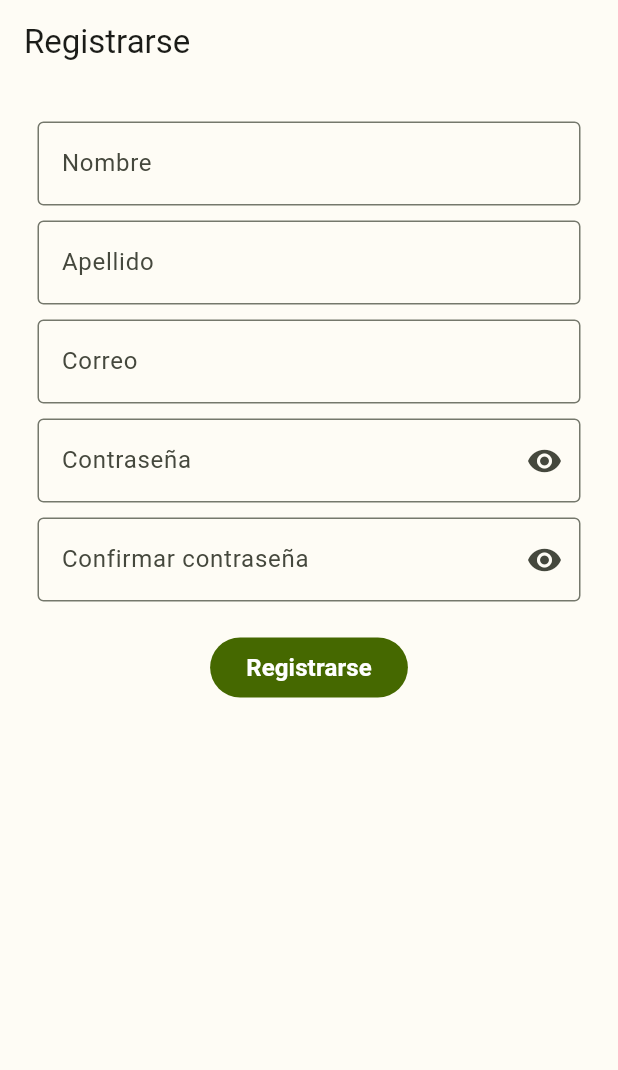
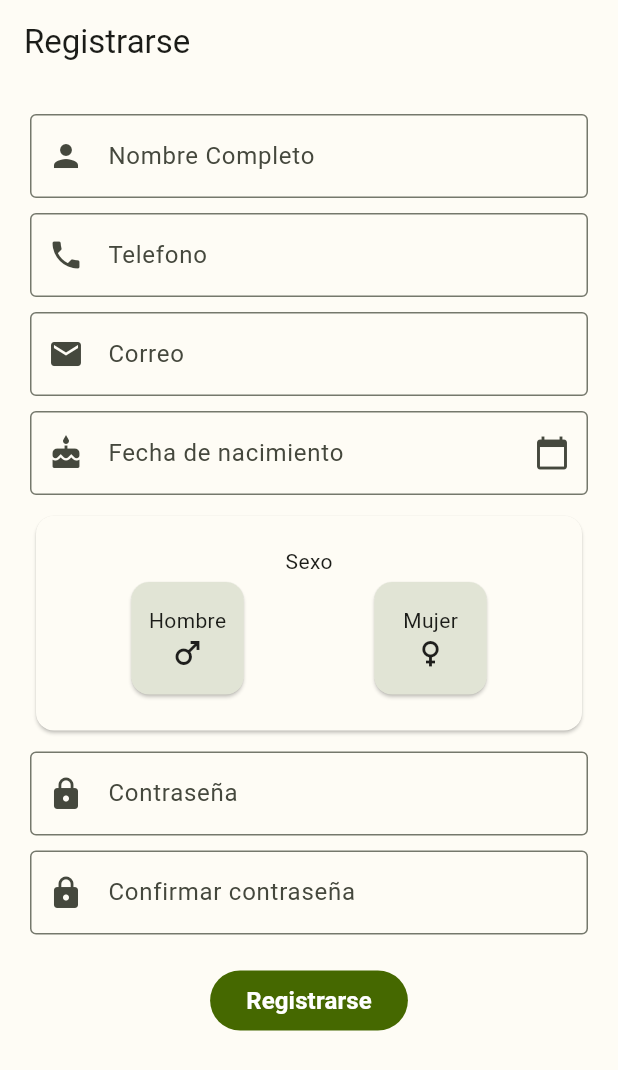
Before and after one commit to GymTecProject/gym-tec-app, a Flutter app: the RegisterPage screen opened by its route, on a phone screen of 412 x 824 dp. Shown: the top 1070 px of the screen. Run offline on Flutter 3.47's test engine with Material 2 defaults, Android fonts, the phone set to English and light mode, and no system bars; our stand-ins replace cloud_firestore, firebase_auth, firebase_core, flutter_svg, go_router; accounts and stored records are empty.

Commit message:
Register form refactor

```diff
--- a/lib/auth/register.dart
+++ b/lib/auth/register.dart
@@ -1,6 +1,5 @@
 import 'package:flutter/material.dart';
-
-import '../components/ui/buttons/action_btn.dart';
+import 'package:gym_tec/forms/auth/register_form.dart';
 
 class RegisterPage extends StatefulWidget {
   const RegisterPage({super.key});
@@ -10,14 +9,6 @@ class RegisterPage extends StatefulWidget {
 }
 
 class _RegisterPageState extends State<RegisterPage> {
-  bool _isObscure = true;
-
-  void _hideText() {
-    setState(() {
-      _isObscure = !_isObscure;
-    });
-  }
-
   void onNavigateToUser() {
     Navigator.pushNamed(context, '/trainer');
   }
@@ -29,74 +20,6 @@ class _RegisterPageState extends State<RegisterPage> {
             appBar: AppBar(
               title: const Text('Registrarse'),
             ),
-            body: Center(
-      child: Padding(
-        padding: const EdgeInsets.all(25.0),
-        child: Column(
-            mainAxisAlignment: MainAxisAlignment.start,
-            crossAxisAlignment: CrossAxisAlignment.center,
-            children: <Widget>[
-              TextFormField(
-                decoration:  InputDecoration(
-                    border: const OutlineInputBorder(),
-                    labelText: 'Nombre',
-                    hintText: 'Alex',
-                    hintStyle: TextStyle(color: Theme.of(context).colorScheme.surface)),
-              ),
-              const SizedBox(
-                height: 10.0,
-              ),
-              TextFormField(
-                decoration: InputDecoration(
-                    border: const OutlineInputBorder(),
-                    labelText: 'Apellido',
-                    hintText: 'Gonzalez',
-                    hintStyle: TextStyle(color: Theme.of(context).colorScheme.surface)),
-              ),
-              const SizedBox(
-                height: 10.0,
-              ),
-              TextFormField(
-                decoration: InputDecoration(
-                    border: const OutlineInputBorder(),
-                    labelText: 'Correo',
-                    hintText: 'example@email.com',
-                    hintStyle: TextStyle(color: Theme.of(context).colorScheme.surface)),
-              ),
-              const SizedBox(
-                height: 10.0,
-              ),
-              TextFormField(
-                decoration: InputDecoration(
-                    labelText: 'Contraseña',
-                    hintText: 'Enter your password',
-                    hintStyle: TextStyle(color: Theme.of(context).colorScheme.surface),
-                    border: const OutlineInputBorder(),
-                    suffixIcon: IconButton(
-                        onPressed: _hideText,
-                        icon: Icon(_isObscure
-                            ? Icons.visibility
-                            : Icons.visibility_off))),
-                obscureText: _isObscure,
-              ),
-              const SizedBox(height: 10.0),
-              TextFormField(
-                decoration: InputDecoration(
-                    labelText: 'Confirmar contraseña',
-                    hintText: 'Enter your password',
-                    hintStyle: TextStyle(color: Theme.of(context).colorScheme.surface),
-                    border: const OutlineInputBorder(),
-                    suffixIcon: IconButton(
-                        onPressed: _hideText,
-                        icon: Icon(_isObscure
-                            ? Icons.visibility
-                            : Icons.visibility_off))),
-                obscureText: _isObscure,
-              ),
-              const SizedBox(height: 20.0),
-              ActionBtn(title: 'Registrarse', onPressed: onNavigateToUser, fontWeight: FontWeight.bold),
-            ]),
-      ),
-    )));
+            body: const RegisterForm()));
   }
 }
--- a/lib/forms/auth/register_form.dart
+++ b/lib/forms/auth/register_form.dart
@@ -0,0 +1,259 @@
+import 'package:cloud_firestore/cloud_firestore.dart';
+import 'package:flutter/material.dart';
+import 'package:gym_tec/components/ui/buttons/action_btn.dart';
+import 'package:gym_tec/components/ui/padding/content_padding.dart';
+import 'package:gym_tec/components/ui/separators/context_separator.dart';
+import 'package:gym_tec/components/ui/separators/item_separator.dart';
+import 'package:gym_tec/interfaces/form_interface.dart';
+import 'package:gym_tec/models/users/user_data_public.dart';
+
+import '../../models/users/user_register_form.dart';
+
+enum SexOption {
+  male('Masculino', Sex.male),
+  female('Femenino', Sex.female),
+  none('Ninguno', Sex.none);
+
+  const SexOption(this.label, this.value);
+  final String label;
+  final Sex value;
+}
+
+class RegisterForm extends StatefulWidget implements FormInterface {
+  const RegisterForm({super.key});
+
+  @override
+  Function get onSubmit => throw UnimplementedError();
+
+  @override
+  State<RegisterForm> createState() => _RegisterFormState();
+}
+
+/*TODO:
+- add validations
+- add state to the sex selector
+- init _userRegisterForm
+- set _userRegisterForm values
+- validate _userRegisterForm
+- return a valid UserRegisterForm
+*/
+
+class _RegisterFormState extends State<RegisterForm> {
+  late GlobalKey<FormState> _formKey;
+  late UserRegisterForm _userRegisterForm;
+
+  final TextEditingController _nameController = TextEditingController();
+  final TextEditingController _phoneController = TextEditingController();
+  final TextEditingController _emailController = TextEditingController();
+  final TextEditingController _birthDateController = TextEditingController();
+  final TextEditingController _passwordController = TextEditingController();
+  final TextEditingController _confirmPasswordController =
+      TextEditingController();
+
+  @override
+  void initState() {
+    super.initState();
+    _formKey = GlobalKey<FormState>();
+  }
+
+  void setBirthDate() async {
+
+    final date = await showDatePicker(
+        context: context,
+        initialDate: DateTime.now(),
+        firstDate: dateLowLimit(),
+        lastDate: dateTopLimit());
+    if (date != null) {
+      //format to mm/dd/yyyy
+      String formattedDate = "${date.month}/${date.day}/${date.year}";
+      _birthDateController.text = formattedDate;
+
+      //make a timestamp
+      Timestamp timestamp = Timestamp.fromDate(date);
+    }
+  }
+
+  DateTime dateLowLimit() {
+    DateTime now = DateTime.now();
+    DateTime date = DateTime(now.year - 100, now.month, now.day);
+    return date;
+  }
+
+  DateTime dateTopLimit() {
+    DateTime now = DateTime.now();
+    DateTime date = DateTime(now.year + 100, now.month, now.day);
+    return date;
+  }
+
+  @override
+  Widget build(BuildContext context) {
+    final List<DropdownMenuEntry<SexOption>> sexOptions = [];
+    for (SexOption option in SexOption.values) {
+      sexOptions.add(DropdownMenuEntry(
+        value: option,
+        label: option.label,
+      ));
+    }
+
+    return Form(
+      key: _formKey,
+      child: SingleChildScrollView(
+        child: ContentPadding(
+          child: Column(
+            children: <Widget>[
+              TextFormField(
+                decoration: const InputDecoration(
+                  hintText: 'Nombre Completo',
+                  labelText: 'Nombre Completo',
+                  prefixIcon: Icon(Icons.person),
+                  border: OutlineInputBorder(),
+                ),
+              ),
+              const ItemSeparator(),
+              TextFormField(
+                decoration: const InputDecoration(
+                  hintText: 'Telefono',
+                  labelText: 'Telefono',
+                  prefixIcon: Icon(Icons.phone),
+                  border: OutlineInputBorder(),
+                ),
+              ),
+              const ItemSeparator(),
+
+              TextFormField(
+                decoration: const InputDecoration(
+                  hintText: 'Correo',
+                  labelText: 'Correo',
+                  prefixIcon: Icon(Icons.email),
+                  border: OutlineInputBorder(),
+                ),
+              ),
+              const ItemSeparator(),
+
+              //Fecha de nacimiento
+              TextFormField(
+                controller: _birthDateController,
+                validator: (value) {
+                  // validate this format mm/dd/yyyy
+                  if (value == null || value.isEmpty) {
+                    return 'Por favor ingrese su fecha de nacimiento';
+                  }
+                  if (!value.contains('/')) {
+                    return 'Por favor ingrese una fecha válida';
+                  }
+                  List<String> date = value.split('/');
+                  if (date.length != 3) {
+                    return 'Por favor ingrese una fecha válida';
+                  }
+                  if (date[0].length > 2 ||
+                      date[1].length > 2 ||
+                      date[2].length != 4) {
+                    return 'Por favor ingrese una fecha válida';
+                  }
+                  if (int.parse(date[0]) > 12 || int.parse(date[0]) < 1) {
+                    return 'Por favor ingrese una fecha válida';
+                  }
+
+                  if (int.parse(date[1]) > 31 || int.parse(date[1]) < 1) {
+                    return 'Por favor ingrese una fecha válida';
+                  }
+                  if (DateTime.parse(date[2]).compareTo(dateLowLimit()) < 0 ||
+                      DateTime.parse(date[2]).compareTo(dateTopLimit()) > 0) {
+                    return 'Por favor ingrese una fecha válida';
+                  }
+                  return null;
+                },
+                decoration: InputDecoration(
+                  border: const OutlineInputBorder(),
+                  label: const Text('Fecha de nacimiento'),
+                  hintText: 'mm/dd/yyyy',
+                  prefixIcon: const Icon(Icons.cake),
+                  suffixIcon: IconButton(
+                      onPressed: setBirthDate,
+                      icon: const Icon(Icons.calendar_today)),
+                ),
+              ),
+              const ItemSeparator(),
+
+              Card(
+                child: ContentPadding(
+                  child: Column(
+                    children: [
+                      const Text('Sexo'),
+                      Row(
+                        mainAxisAlignment: MainAxisAlignment.spaceAround,
+                        children: [
+                          Card(
+                            clipBehavior: Clip.hardEdge,
+                            color: Theme.of(context).colorScheme.surfaceVariant,
+                            child: InkWell(
+                                onTap: () {},
+                                child: const SizedBox(
+                                  width: 75,
+                                  height: 75,
+                                  child: Column(
+                                    mainAxisAlignment: MainAxisAlignment.center,
+                                    children: [
+                                      Text('Hombre'),
+                                      Icon(Icons.male),
+                                    ],
+                                  ),
+                                )),
+                          ),
+                          Card(
+                            clipBehavior: Clip.hardEdge,
+                            color: Theme.of(context).colorScheme.surfaceVariant,
+                            child: InkWell(
+                              onTap: () {},
+                              child: const SizedBox(
+                                width: 75,
+                                height: 75,
+                                child: Column(
+                                  mainAxisAlignment: MainAxisAlignment.center,
+                                  children: [
+                                    Text('Mujer'),
+                                    Icon(Icons.female),
+                                  ],
+                                ),
+                              ),
+                            ),
+                          )
+                        ],
+                      ),
+                    ],
+                  ),
+                ),
+              ),
+              const ItemSeparator(),
+
+              TextFormField(
+                decoration: const InputDecoration(
+                  hintText: 'Contraseña',
+                  labelText: 'Contraseña',
+                  prefixIcon: Icon(Icons.lock),
+                  border: OutlineInputBorder(),
+                ),
+              ),
+              const ItemSeparator(),
+
+              TextFormField(
+                decoration: const InputDecoration(
+                  hintText: 'Confirmar contraseña',
+                  labelText: 'Confirmar contraseña',
+                  prefixIcon: Icon(Icons.lock),
+                  border: OutlineInputBorder(),
+                ),
+              ),
+              const ContextSeparator(),
+              ActionBtn(
+                title: "Registrarse",
+                onPressed: () {},
+                fontWeight: FontWeight.bold,
+              )
+            ],
+          ),
+        ),
+      ),
+    );
+  }
+}
--- a/lib/interfaces/auth_interface.dart
+++ b/lib/interfaces/auth_interface.dart
@@ -3,8 +3,7 @@ import 'package:gym_tec/models/users/user_data_private.dart';
 import 'package:gym_tec/models/users/user_login_form.dart';
 
 abstract class AuthInterface {
-
-  User? get currentUser$;
+  User? get currentUser;
 
   Future<AccountType?> emailAndPasswordLogin(UserLoginForm userLoginForm);
   void googleLogin();
@@ -12,6 +11,4 @@ abstract class AuthInterface {
   void appleLogin();
   void emailAndPasswordRegister();
   void logout();
-
-
 }
--- a/lib/models/users/user_register_form.dart
+++ b/lib/models/users/user_register_form.dart
@@ -1,18 +1,29 @@
-class UserRegisterForm{
+import 'package:cloud_firestore/cloud_firestore.dart';
+import 'package:gym_tec/models/users/user_data_public.dart';
+
+class UserRegisterForm {
   String name;
+  String phone;
   String email;
+  Timestamp birthDay;
+  Sex sex;
   String password;
-
 
   UserRegisterForm({
     required this.name,
+    required this.phone,
     required this.email,
+    required this.birthDay,
+    required this.sex,
     required this.password
-  });
+    });
 
   Map<String, dynamic> toJson() => {
-    'name': name,
-    'email': email,
-    'password': password,
-  };
+        'name': name,
+        'phone': phone,
+        'email': email,
+        'birthDay': birthDay,
+        'sex': sex,
+        'password': password,
+      };
 }
--- a/lib/services/auth/firebase_auth_service.dart
+++ b/lib/services/auth/firebase_auth_service.dart
@@ -10,7 +10,7 @@ class AuthFirebase implements AuthInterface {
   final DatabaseInterface dbService = DependencyManager.databaseService;
 
   @override
-  User? get currentUser$ => FirebaseAuth.instance.currentUser;
+  User? get currentUser => FirebaseAuth.instance.currentUser;
 
   @override
   Future<AccountType?> emailAndPasswordLogin(
```
Also changed, not shown: lib/app_router.dart (+78 -11 lines), lib/auth/login.dart (+3 -7 lines), lib/forms/auth/login_form.dart (+6 -5 lines), lib/models/users/user_data_public.dart (added, +11 -0 lines), lib/splash_screen.dart (+5 -7 lines).
